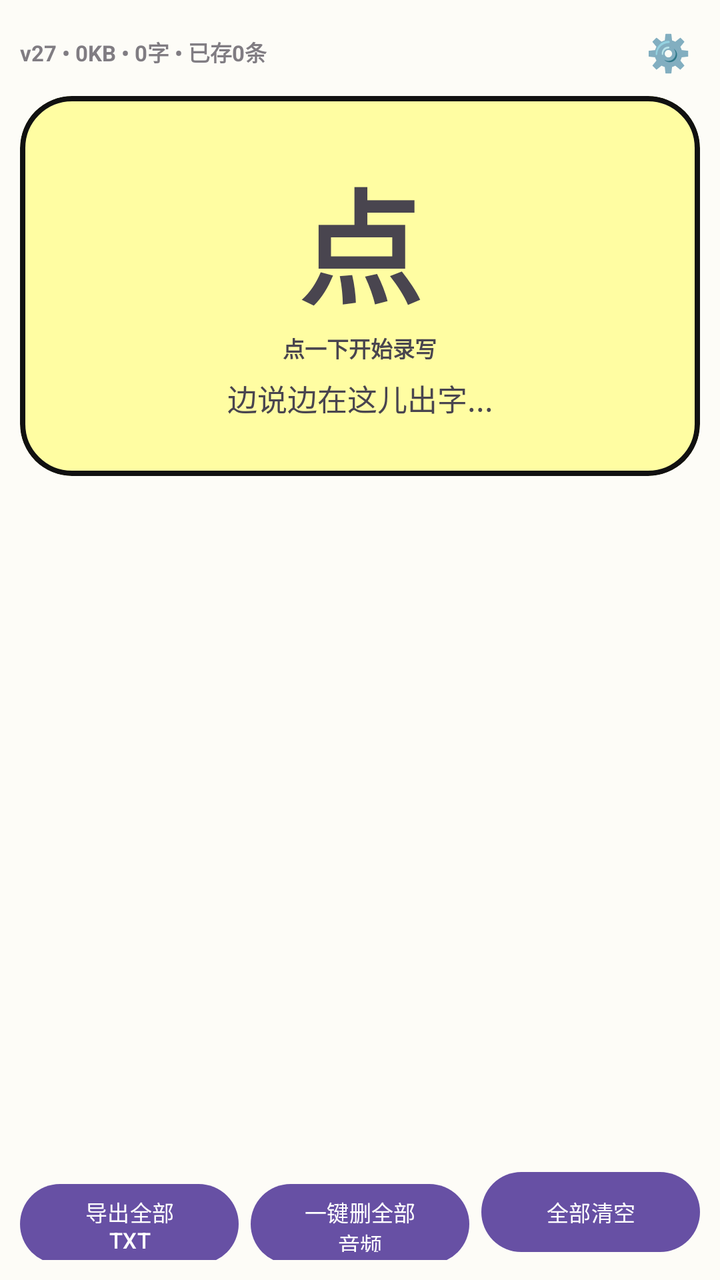
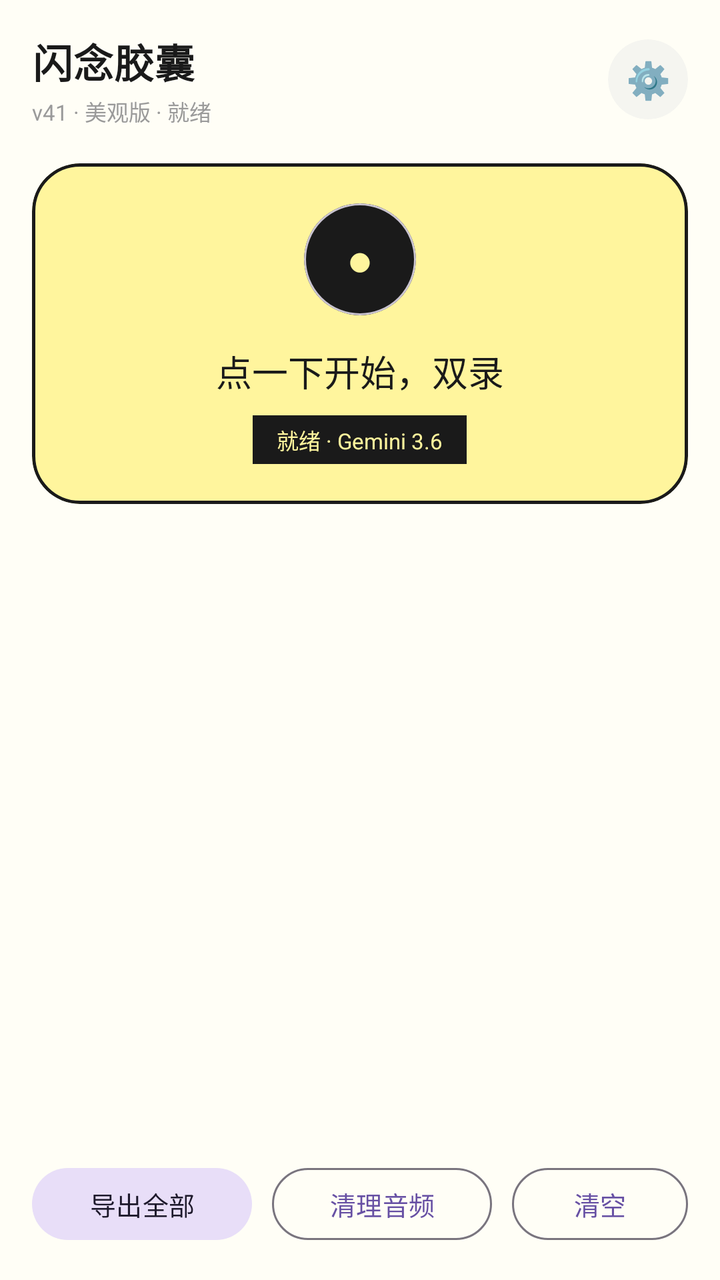

Before-and-after screenshots of an Android layout around one commit, followed by the original layout XML and the change that was made.
<!-- AndroidManifest.xml: application theme Theme.Material3.DayNight.NoActionBar -->
<!-- res/layout/activity_main.xml -->
<LinearLayout xmlns:android="http://schemas.android.com/apk/res/android" xmlns:app="http://schemas.android.com/apk/res-auto"
    android:orientation="vertical" android:layout_width="match_parent" android:layout_height="match_parent"
    android:background="#fdfcf7" android:padding="10dp">
    
    <LinearLayout android:orientation="horizontal" android:layout_width="match_parent" android:layout_height="wrap_content"
        android:gravity="center_vertical">
        <TextView android:id="@+id/topInfo" android:layout_width="0dp" android:layout_weight="1" android:layout_height="wrap_content"
            android:text="v27 • 0KB • 0字 • 已存0条" android:textSize="11sp" android:textStyle="bold" android:alpha="0.7"/>
        <TextView android:id="@+id/btnGear" android:layout_width="32dp" android:layout_height="32dp"
            android:text="⚙️" android:gravity="center" android:textSize="18sp"/>
    </LinearLayout>
    
    <com.google.android.material.card.MaterialCardView android:id="@+id/recCard"
        android:layout_width="match_parent" android:layout_height="190dp" android:layout_marginTop="6dp"
        app:cardCornerRadius="26dp" app:strokeWidth="2.5dp" app:strokeColor="#111" app:cardBackgroundColor="#FFFDA2">
        <LinearLayout android:orientation="vertical" android:gravity="center" android:layout_width="match_parent" android:layout_height="match_parent" android:padding="12dp">
            <TextView android:text="点" android:textSize="62sp" android:textStyle="bold" android:layout_width="wrap_content" android:layout_height="wrap_content"/>
            <TextView android:id="@+id/status" android:text="点一下开始录写" android:textSize="11sp" android:textStyle="bold" android:layout_width="wrap_content" android:layout_height="wrap_content"/>
            <TextView android:id="@+id/liveText" android:text="边说边在这儿出字..." android:textSize="15sp" android:gravity="center"
                android:maxLines="3" android:ellipsize="end" android:layout_width="match_parent" android:layout_height="wrap_content" android:layout_marginTop="6dp"/>
        </LinearLayout>
    </com.google.android.material.card.MaterialCardView>

    <androidx.recyclerview.widget.RecyclerView android:id="@+id/list" android:layout_width="match_parent" android:layout_height="0dp" android:layout_weight="1" android:layout_marginTop="10dp"/>

    
    <LinearLayout android:orientation="horizontal" android:layout_width="match_parent" android:layout_height="wrap_content" android:layout_marginTop="8dp">
        <Button android:id="@+id/btnExportAll" android:layout_width="0dp" android:layout_weight="1" android:layout_height="48dp" android:text="导出全部TXT" android:textSize="11sp"/>
        <Button android:id="@+id/btnDelAllAud" android:layout_width="0dp" android:layout_weight="1" android:layout_height="48dp" android:text="一键删全部音频" android:textSize="11sp" android:layout_marginLeft="6dp"/>
        <Button android:id="@+id/btnClear" android:layout_width="0dp" android:layout_weight="1" android:layout_height="48dp" android:text="全部清空" android:textSize="11sp" android:layout_marginLeft="6dp"/>
    </LinearLayout>
</LinearLayout>
<!-- resources referenced by this layout -->
<resources>

</resources>

<!-- the commit's change to res/layout/activity_main.xml (unified diff, before → after) -->
@@ -1,32 +1,165 @@
-<LinearLayout xmlns:android="http://schemas.android.com/apk/res/android" xmlns:app="http://schemas.android.com/apk/res-auto"
-    android:orientation="vertical" android:layout_width="match_parent" android:layout_height="match_parent"
-    android:background="#fdfcf7" android:padding="10dp">
+<LinearLayout xmlns:android="http://schemas.android.com/apk/res/android"
+    xmlns:app="http://schemas.android.com/apk/res-auto"
+    android:layout_width="match_parent"
+    android:layout_height="match_parent"
+    android:orientation="vertical"
+    android:background="#FFFEF6"
+    android:padding="16dp">
+
     
-    <LinearLayout android:orientation="horizontal" android:layout_width="match_parent" android:layout_height="wrap_content"
+    <LinearLayout
+        android:layout_width="match_parent"
+        android:layout_height="wrap_content"
+        android:orientation="horizontal"
         android:gravity="center_vertical">
-        <TextView android:id="@+id/topInfo" android:layout_width="0dp" android:layout_weight="1" android:layout_height="wrap_content"
-            android:text="v27 • 0KB • 0字 • 已存0条" android:textSize="11sp" android:textStyle="bold" android:alpha="0.7"/>
-        <TextView android:id="@+id/btnGear" android:layout_width="32dp" android:layout_height="32dp"
-            android:text="⚙️" android:gravity="center" android:textSize="18sp"/>
+
+        <LinearLayout
+            android:layout_width="0dp"
+            android:layout_weight="1"
+            android:layout_height="wrap_content"
+            android:orientation="vertical">
+            <TextView
+                android:layout_width="wrap_content"
+                android:layout_height="wrap_content"
+                android:text="闪念胶囊"
+                android:textSize="20sp"
+                android:textStyle="bold"
+                android:textColor="#1A1A1A"
+                android:letterSpacing="0.02" />
+            <TextView
+                android:id="@+id/topInfo"
+                android:layout_width="wrap_content"
+                android:layout_height="wrap_content"
+                android:layout_marginTop="2dp"
+                android:text="v41 · 美观版 · 就绪"
+                android:textSize="11sp"
+                android:textColor="#9A9A9A" />
+        </LinearLayout>
+
+        <com.google.android.material.card.MaterialCardView
+            android:layout_width="40dp"
+            android:layout_height="40dp"
+            app:cardCornerRadius="20dp"
+            app:cardBackgroundColor="#F5F5F0"
+            app:strokeWidth="0dp">
+            <TextView
+                android:id="@+id/btnGear"
+                android:layout_width="match_parent"
+                android:layout_height="match_parent"
+                android:text="⚙️"
+                android:gravity="center"
+                android:textSize="18sp" />
+        </com.google.android.material.card.MaterialCardView>
     </LinearLayout>
+
     
-    <com.google.android.material.card.MaterialCardView android:id="@+id/recCard"
-        android:layout_width="match_parent" android:layout_height="190dp" android:layout_marginTop="6dp"
-        app:cardCornerRadius="26dp" app:strokeWidth="2.5dp" app:strokeColor="#111" app:cardBackgroundColor="#FFFDA2">
-        <LinearLayout android:orientation="vertical" android:gravity="center" android:layout_width="match_parent" android:layout_height="match_parent" android:padding="12dp">
-            <TextView android:text="点" android:textSize="62sp" android:textStyle="bold" android:layout_width="wrap_content" android:layout_height="wrap_content"/>
-            <TextView android:id="@+id/status" android:text="点一下开始录写" android:textSize="11sp" android:textStyle="bold" android:layout_width="wrap_content" android:layout_height="wrap_content"/>
-            <TextView android:id="@+id/liveText" android:text="边说边在这儿出字..." android:textSize="15sp" android:gravity="center"
-                android:maxLines="3" android:ellipsize="end" android:layout_width="match_parent" android:layout_height="wrap_content" android:layout_marginTop="6dp"/>
+    <com.google.android.material.card.MaterialCardView
+        android:id="@+id/recCard"
+        android:layout_width="match_parent"
+        android:layout_height="wrap_content"
+        android:layout_marginTop="18dp"
+        app:cardCornerRadius="24dp"
+        app:cardElevation="0dp"
+        app:strokeWidth="1.5dp"
+        app:strokeColor="#1A1A1A"
+        app:cardBackgroundColor="#FFF59D">
+
+        <LinearLayout
+            android:layout_width="match_parent"
+            android:layout_height="wrap_content"
+            android:orientation="vertical"
+            android:padding="20dp"
+            android:gravity="center">
+
+            <com.google.android.material.card.MaterialCardView
+                android:layout_width="56dp"
+                android:layout_height="56dp"
+                app:cardCornerRadius="28dp"
+                app:cardBackgroundColor="#1A1A1A"
+                app:cardElevation="0dp">
+                <TextView
+                    android:layout_width="match_parent"
+                    android:layout_height="match_parent"
+                    android:text="●"
+                    android:gravity="center"
+                    android:textColor="#FFF59D"
+                    android:textSize="22sp" />
+            </com.google.android.material.card.MaterialCardView>
+
+            <TextView
+                android:id="@+id/liveText"
+                android:layout_width="match_parent"
+                android:layout_height="wrap_content"
+                android:layout_marginTop="14dp"
+                android:text="点一下开始，双录"
+                android:textSize="18sp"
+                android:textColor="#1A1A1A"
+                android:gravity="center"
+                android:lineSpacingExtra="4dp"
+                android:minHeight="28dp" />
+
+            <TextView
+                android:id="@+id/status"
+                android:layout_width="wrap_content"
+                android:layout_height="wrap_content"
+                android:layout_marginTop="8dp"
+                android:background="#1A1A1A"
+                android:paddingHorizontal="12dp"
+                android:paddingVertical="4dp"
+                android:text="就绪 · Gemini 3.6"
+                android:textSize="11sp"
+                android:textColor="#FFF59D" />
+
         </LinearLayout>
     </com.google.android.material.card.MaterialCardView>
 
-    <androidx.recyclerview.widget.RecyclerView android:id="@+id/list" android:layout_width="match_parent" android:layout_height="0dp" android:layout_weight="1" android:layout_marginTop="10dp"/>
+    
+    <androidx.recyclerview.widget.RecyclerView
+        android:id="@+id/list"
+        android:layout_width="match_parent"
+        android:layout_height="0dp"
+        android:layout_weight="1"
+        android:layout_marginTop="16dp"
+        android:clipToPadding="false"
+        android:paddingBottom="8dp" />
 
     
-    <LinearLayout android:orientation="horizontal" android:layout_width="match_parent" android:layout_height="wrap_content" android:layout_marginTop="8dp">
-        <Button android:id="@+id/btnExportAll" android:layout_width="0dp" android:layout_weight="1" android:layout_height="48dp" android:text="导出全部TXT" android:textSize="11sp"/>
-        <Button android:id="@+id/btnDelAllAud" android:layout_width="0dp" android:layout_weight="1" android:layout_height="48dp" android:text="一键删全部音频" android:textSize="11sp" android:layout_marginLeft="6dp"/>
-        <Button android:id="@+id/btnClear" android:layout_width="0dp" android:layout_weight="1" android:layout_height="48dp" android:text="全部清空" android:textSize="11sp" android:layout_marginLeft="6dp"/>
+    <LinearLayout
+        android:layout_width="match_parent"
+        android:layout_height="wrap_content"
+        android:orientation="horizontal"
+        android:layout_marginTop="12dp"
+        android:gravity="center">
+
+        <com.google.android.material.button.MaterialButton
+            android:id="@+id/btnExportAll"
+            style="@style/Widget.Material3.Button.TonalButton"
+            android:layout_width="0dp"
+            android:layout_weight="1"
+            android:layout_height="44dp"
+            android:text="导出全部"
+            android:textSize="13sp"
+            app:cornerRadius="22dp" />
+
+        <com.google.android.material.button.MaterialButton
+            android:id="@+id/btnDelAllAud"
+            style="@style/Widget.Material3.Button.OutlinedButton"
+            android:layout_width="0dp"
+            android:layout_weight="1"
+            android:layout_height="44dp"
+            android:layout_marginStart="10dp"
+            android:text="清理音频"
+            android:textSize="13sp"
+            app:cornerRadius="22dp" />
+
+        <com.google.android.material.button.MaterialButton
+            android:id="@+id/btnClear"
+            style="@style/Widget.Material3.Button.OutlinedButton"
+            android:layout_width="wrap_content"
+            android:layout_height="44dp"
+            android:layout_marginStart="10dp"
+            android:text="清空"
+            android:textSize="13sp"
+            app:cornerRadius="22dp" />
     </LinearLayout>
 </LinearLayout>
